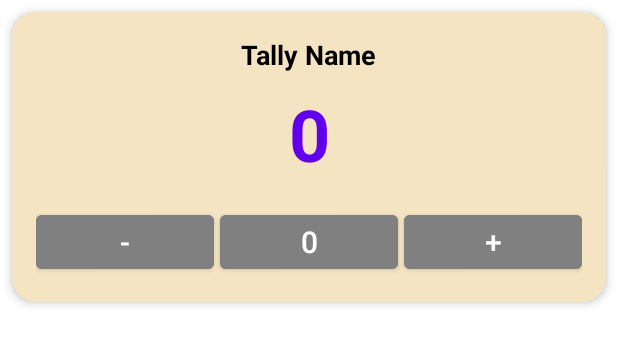
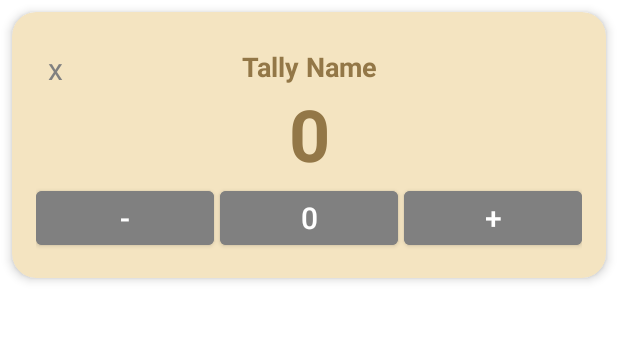
Before and after one commit to mburnayev/tally-tracker, an Android app: the layout tally_item.xml on its own in the app's theme, with its tools: preview values and no code run, on a phone screen of 412 x 824 dp. Shown: the top 345 px of the screen. Run offline under Robolectric (Android 15) with nearby library versions, the phone set to English and light mode, and no system bars.

Commit message:
color design rework

```diff
--- a/app/src/main/kotlin/com/example/tallytracker/MainActivity.kt
+++ b/app/src/main/kotlin/com/example/tallytracker/MainActivity.kt
@@ -33,7 +33,7 @@ class MainActivity : AppCompatActivity() {
         // Setup RecyclerView
         val recyclerView = findViewById<RecyclerView>(R.id.tallyRecyclerView)
         recyclerView.layoutManager = GridLayoutManager(this, 2)
-        adapter = TallyAdapter(tallies)
+        adapter = TallyAdapter(tallies) { saveTallies() }
         recyclerView.adapter = adapter
 
         // Setup Add Button
--- a/app/src/main/res/drawable/dialog_background.xml
+++ b/app/src/main/res/drawable/dialog_background.xml
@@ -1,5 +1,5 @@
 <?xml version="1.0" encoding="utf-8"?>
 <shape xmlns:android="http://schemas.android.com/apk/res/android">
-    <solid android:color="@color/white"/>
+    <solid android:color="@color/cyan"/>
     <corners android:radius="16dp"/>
 </shape>
--- a/app/src/main/res/layout/activity_main.xml
+++ b/app/src/main/res/layout/activity_main.xml
@@ -14,7 +14,7 @@
         android:layout_height="wrap_content"
         android:layout_alignParentTop="true"
         android:layout_centerHorizontal="true"
-        android:layout_marginTop="60dp"
+        android:layout_marginTop="30dp"
         android:layout_marginBottom="16dp"
         android:text="Tally Tracker"
         android:textColor="@android:color/white"
@@ -42,7 +42,7 @@
         android:layout_marginEnd="24dp"
         android:layout_marginBottom="24dp"
         android:text="+"
-        android:textColor="@android:color/white"
+        android:textColor="@android:color/medium_gray"
         android:textSize="36sp"
         app:backgroundTint="@color/sand"
         app:cornerRadius="12dp"
--- a/app/src/main/res/layout/tally_item.xml
+++ b/app/src/main/res/layout/tally_item.xml
@@ -8,12 +8,23 @@
     app:cardElevation="4dp"
     app:cardBackgroundColor="@color/sand">
 
-    <LinearLayout
+    <androidx.constraintlayout.widget.ConstraintLayout
+        android:id="@+id/tallyItemRoot"
         android:layout_width="match_parent"
         android:layout_height="wrap_content"
-        android:orientation="vertical"
-        android:padding="16dp"
-        android:gravity="center">
+        android:padding="16dp">
+
+        <!-- Delete Button (x) -->
+        <TextView
+            android:id="@+id/btnDelete"
+            android:layout_width="wrap_content"
+            android:layout_height="wrap_content"
+            android:text="x"
+            android:textSize="20sp"
+            android:textColor="@color/medium_gray"
+            android:padding="8dp"
+            app:layout_constraintStart_toStartOf="parent"
+            app:layout_constraintTop_toTopOf="parent" />
 
         <!-- Tally Title -->
         <TextView
@@ -23,8 +34,12 @@
             android:text="Tally Name"
             android:textSize="18sp"
             android:textStyle="bold"
-            android:textColor="@color/black"
-            android:layout_marginBottom="8dp"/>
+            android:textColor="@color/brown"
+            android:layout_marginBottom="8dp"
+            app:layout_constraintTop_toTopOf="parent"
+            app:layout_constraintStart_toStartOf="parent"
+            app:layout_constraintEnd_toEndOf="parent"
+            android:layout_marginTop="8dp"/>
 
         <!-- Editable Tally Count -->
         <EditText
@@ -36,18 +51,25 @@
             android:textStyle="bold"
             android:inputType="number"
             android:background="@null"
-            android:textColor="@color/primary"
+            android:textColor="@color/brown"
             android:gravity="center"
             android:minWidth="80dp"
-            android:layout_marginBottom="16dp"/>
+            android:layout_marginBottom="16dp"
+            app:layout_constraintTop_toBottomOf="@id/tallyTitle"
+            app:layout_constraintStart_toStartOf="parent"
+            app:layout_constraintEnd_toEndOf="parent"/>
 
         <!-- Control Buttons -->
         <LinearLayout
+            android:id="@+id/buttonContainer"
             android:layout_width="match_parent"
             android:layout_height="wrap_content"
             android:orientation="horizontal"
             android:gravity="center"
-            android:weightSum="3">
+            android:weightSum="3"
+            app:layout_constraintTop_toBottomOf="@id/tallyCount"
+            app:layout_constraintStart_toStartOf="parent"
+            app:layout_constraintEnd_toEndOf="parent">
 
             <Button
                 android:id="@+id/btnDecrement"
@@ -83,6 +105,6 @@
 
         </LinearLayout>
 
-    </LinearLayout>
+    </androidx.constraintlayout.widget.ConstraintLayout>
 
 </androidx.cardview.widget.CardView>
--- a/app/src/main/res/values/colors.xml
+++ b/app/src/main/res/values/colors.xml
@@ -2,10 +2,9 @@
 <resources>
     <color name="cyan">#00FFEA</color>
     <color name="sand">#F4E4C1</color>
-    <color name="primary">#6200EE</color>
-    <color name="primary_dark">#3700B3</color>
     <color name="accent">#03DAC5</color>
-    <color name="black">#FF000000</color>
-    <color name="white">#FFFFFFFF</color>
+    <color name="brown">#937747</color>
+    <color name="black">#000000</color>
+    <color name="white">#FFFFFF</color>
     <color name="medium_gray">#808080</color>
 </resources>
```
Also changed, not shown: app/src/main/kotlin/com/example/tallytracker/TallyAdapter.kt (+35 -1 lines), app/src/main/res/layout/dialog_add_tally.xml (+5 -4 lines).
